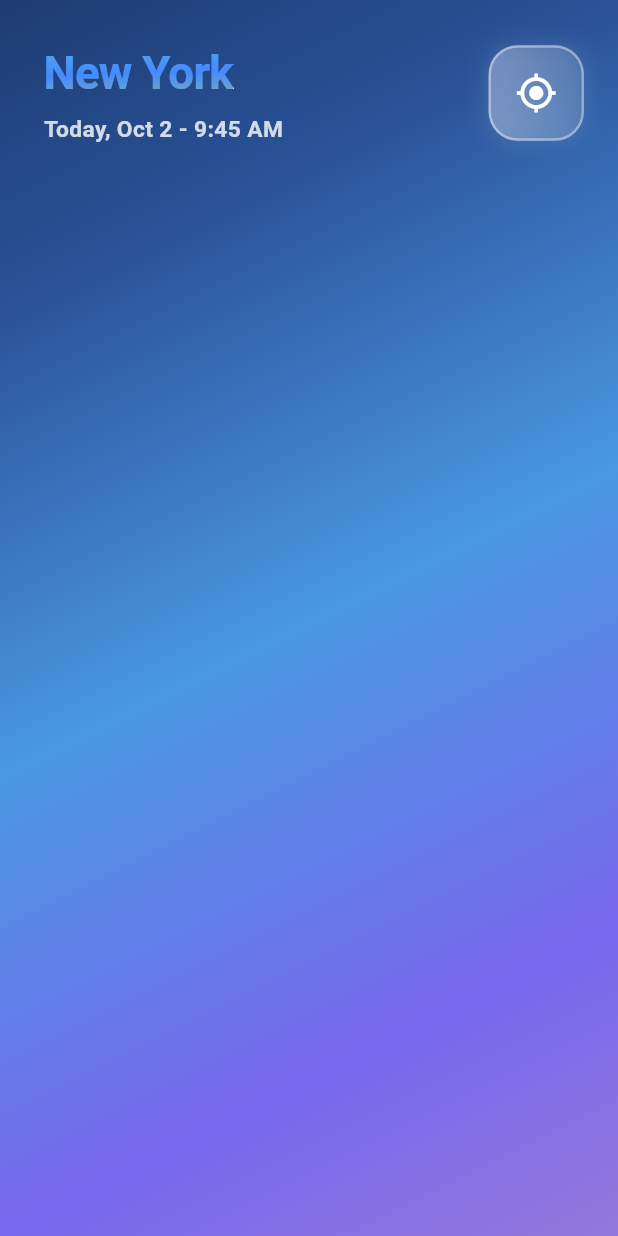
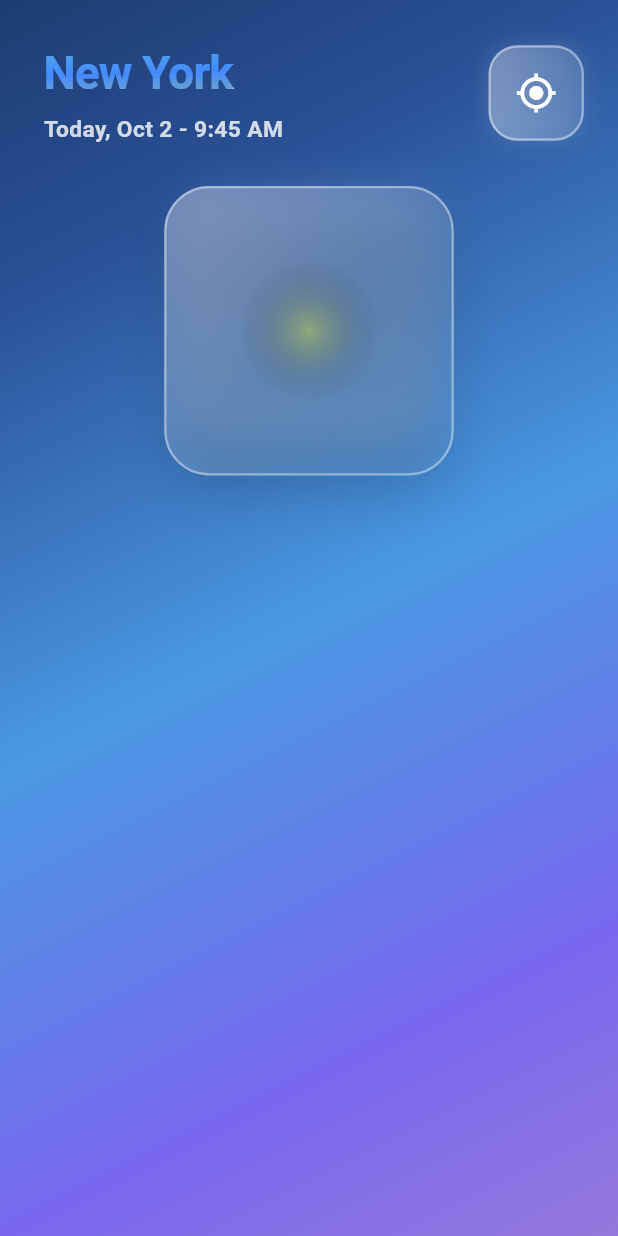
Before and after one commit to toyotarou/test_animated_weather_app, a Flutter app: the screen it shows after launch, on a phone screen of 412 x 824 dp. Run offline on Flutter 3.47's test engine with Material 3 defaults, Android fonts, the phone set to English and light mode, and no system bars.

Commit message:
commit 002 _slideAnimation2 _fadeAnimation _scaleAnimation _waveAnimation _breathAnimation

```diff
--- a/lib/screens/home_screen.dart
+++ b/lib/screens/home_screen.dart
@@ -254,10 +254,117 @@ class _HomeScreenState extends State<HomeScreen> with TickerProviderStateMixin {
                   );
                 },
               ),
+
+              Expanded(
+                child: SingleChildScrollView(
+                  physics: BouncingScrollPhysics(),
+                  child: Column(children: [_buildMainWeatherCard()]),
+                ),
+              ),
             ],
           ),
         ),
       ),
     );
   }
+
+  ///
+  Widget _buildMainWeatherCard() {
+    return AnimatedBuilder(
+      animation: _slideAnimation2,
+      builder: (context, child) {
+        return Transform.translate(
+          offset: Offset(0, _slideAnimation2.value),
+
+          child: FadeTransition(
+            opacity: _fadeAnimation,
+            child: AnimatedBuilder(
+              animation: _scaleAnimation,
+              builder: (context, child) {
+                return Transform.scale(
+                  scale: _scaleAnimation.value,
+                  child: Container(
+                    margin: EdgeInsets.symmetric(horizontal: 25),
+                    padding: EdgeInsets.all(35),
+                    decoration: BoxDecoration(
+                      gradient: LinearGradient(
+                        colors: [
+                          Colors.white.withValues(alpha: 0.35),
+                          Colors.white.withValues(alpha: 0.15),
+                          Colors.white.withValues(alpha: 0.05),
+                        ],
+                        begin: Alignment.topLeft,
+                        end: Alignment.bottomRight,
+                      ),
+                      borderRadius: BorderRadius.circular(30),
+                      border: Border.all(color: Colors.white.withValues(alpha: 0.4), width: 1.5),
+                      boxShadow: [
+                        BoxShadow(
+                          color: Colors.black.withValues(alpha: 0.15),
+                          blurRadius: 30,
+                          offset: Offset(0, 15),
+                          spreadRadius: -5,
+                        ),
+
+                        BoxShadow(
+                          color: Colors.white.withValues(alpha: 0.1),
+                          blurRadius: 20,
+                          offset: Offset(0, -10),
+                          spreadRadius: -10,
+                        ),
+                      ],
+                    ),
+
+                    child: ClipRRect(
+                      borderRadius: BorderRadius.circular(25),
+                      child: Column(
+                        children: [
+                          AnimatedBuilder(
+                            animation: _waveAnimation,
+                            builder: (context, child) {
+                              return SizedBox(
+                                width: 120,
+                                height: 120,
+                                child: Stack(
+                                  alignment: Alignment.center,
+                                  children: [
+                                    AnimatedBuilder(
+                                      animation: _breathAnimation,
+                                      builder: (context, child) {
+                                        return Transform.scale(
+                                          scale: _breathAnimation.value,
+                                          child: Container(
+                                            width: 100,
+                                            height: 100,
+                                            decoration: BoxDecoration(
+                                              shape: BoxShape.circle,
+
+                                              gradient: RadialGradient(
+                                                colors: [
+                                                  Colors.yellowAccent.withValues(alpha: 0.3),
+                                                  Colors.transparent,
+                                                ],
+                                              ),
+                                            ),
+                                          ),
+                                        );
+                                      },
+                                    ),
+                                  ],
+                                ),
+                              );
+                            },
+                          ),
+                        ],
+                      ),
+                    ),
+                  ),
+                );
+              },
+            ),
+          ),
+        );
+      },
+    );
+  }
 }
```
Also changed, not shown: 1 other file.
